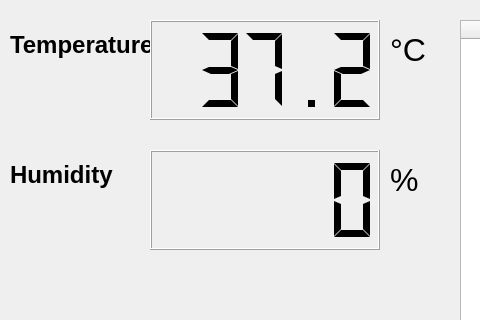
The window that HTsensor_record.ui (TaroballzChen/RaspberryPi_HTsensor_display) describes before a commit, drawn with Qt 5; both pictures show x 0 to 480 and y 0 to 320 of the 1056 by 600 pixel window.
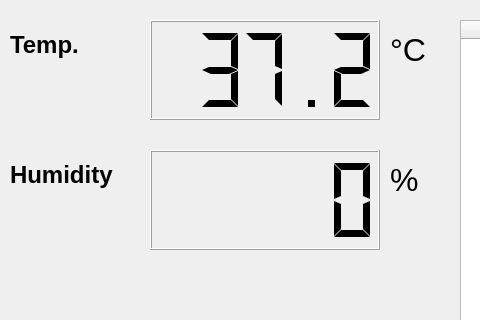
The same window after the commit.

The edit to the form file:
```diff
--- a/HTsensor_record.ui
+++ b/HTsensor_record.ui
@@ -24,7 +24,7 @@
      </rect>
     </property>
     <property name="text">
-     <string>&lt;html&gt;&lt;head/&gt;&lt;body&gt;&lt;p&gt;&lt;span style=&quot; font-size:18pt; font-weight:600;&quot;&gt;Temperature&lt;/span&gt;&lt;/p&gt;&lt;/body&gt;&lt;/html&gt;</string>
+     <string>&lt;html&gt;&lt;head/&gt;&lt;body&gt;&lt;p&gt;&lt;span style=&quot; font-size:18pt; font-weight:600;&quot;&gt;Temp.&lt;/span&gt;&lt;/p&gt;&lt;/body&gt;&lt;/html&gt;</string>
     </property>
    </widget>
    <widget class="QLabel" name="HumidityLabel">
```
